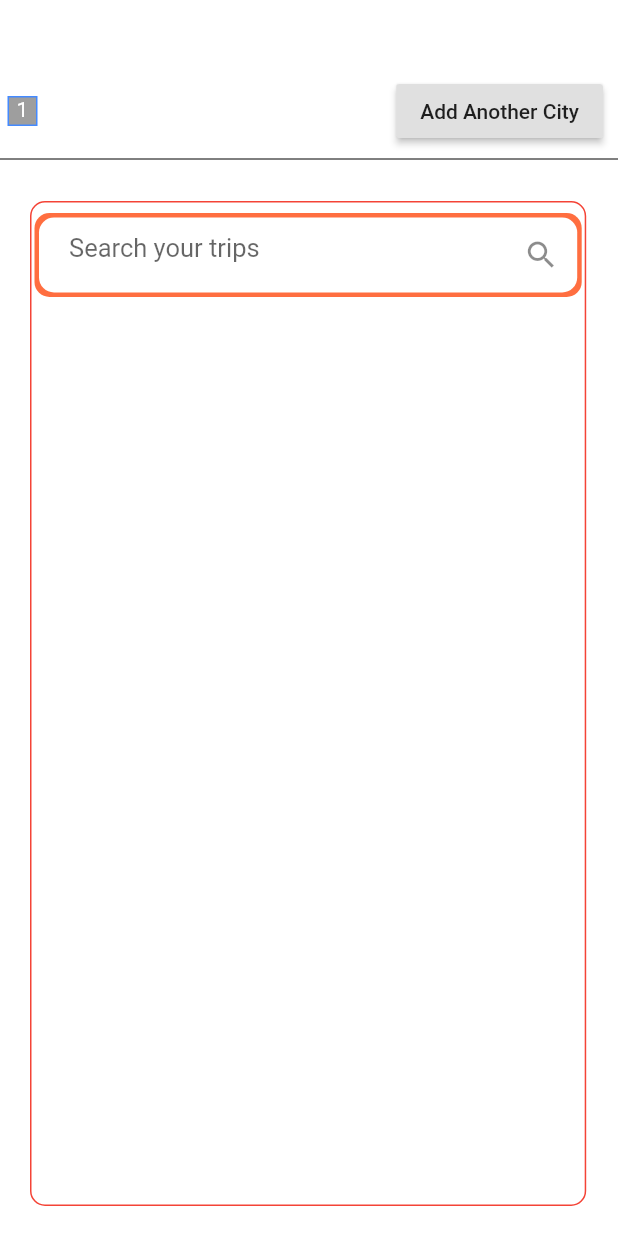
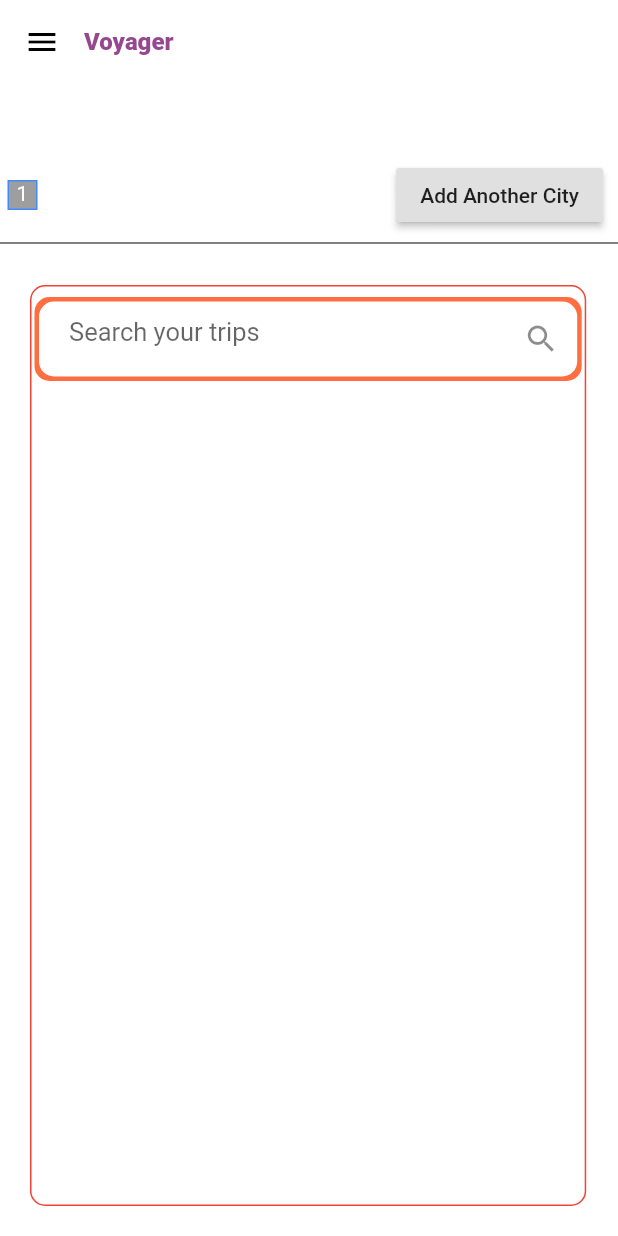
Before and after one commit to himanshup007/mobility_sqr, a Flutter app: the DashBoard screen opened by its route, on a phone screen of 412 x 824 dp. Run offline on Flutter 3.47's test engine with Material 2 defaults, Android fonts, the phone set to English and light mode, and no system bars; drawn by our look-alikes of scrollable_positioned_list; our stand-ins replace flutter_bloc, flutter_html, sizer; statements that could not run were skipped.

Commit message:
Dashboard change

```diff
--- a/lib/Dashboard/Dashboard.dart
+++ b/lib/Dashboard/Dashboard.dart
@@ -1,4 +1,5 @@
 import 'package:flutter/material.dart';
+import 'package:mobility_sqr/Constants/AppConstants.dart';
 import 'package:mobility_sqr/Dashboard/ModelClasses/ModelClass.dart';
 import 'package:mobility_sqr/Dashboard/ModelClasses/showHide.dart';
 import 'package:scrollable_positioned_list/scrollable_positioned_list.dart';
@@ -89,6 +90,114 @@ class _DashBoardState extends State<DashBoard> {
   @override
   Widget build(BuildContext context) {
     return Scaffold(
+      appBar: AppBar(
+        backgroundColor: Colors.white10,
+        elevation: 0,
+        titleSpacing: 0.0,
+        title:
+        Text("Voyager", style: TextStyle(color: AppConstants.APP_THEME_COLOR, fontSize: 16,fontWeight: FontWeight.w800)),
+        centerTitle: false,
+        iconTheme: IconThemeData(color: Colors.black),
+
+      ),
+
+      drawer: Drawer(
+        elevation: 16.0,
+        child: Column(
+          children: <Widget>[
+            UserAccountsDrawerHeader(
+              accountEmail: Text("xyz@gmail.com"),
+              currentAccountPicture: CircleAvatar(
+                backgroundColor: Colors.white,
+                child: Text("xyz"),
+              ),
+              otherAccountsPictures: <Widget>[
+                // CircleAvatar(
+                //   backgroundColor: Colors.white,
+                //   child: Text("abc"),
+                // )
+              ],
+            ),
+            ListTile(
+              leading: ImageIcon( AssetImage("assets/images/myprofile_sidemenu_icon.png"),
+                color: AppConstants.APP_THEME_COLOR,
+              ),
+              title: Text('My Profile'),
+            ),
+            Divider(
+              height: 0.1,
+            ),
+            ListTile(
+              leading: ImageIcon( AssetImage("assets/images/biometric-thumb.png"),
+                color: AppConstants.APP_THEME_COLOR,
+              ),
+              title: Text('Fingerprint Authentication'),
+            ),
+            ListTile(
+              leading: ImageIcon( AssetImage("assets/images/change_password_sidemenu_icon.png"),
+                color: AppConstants.APP_THEME_COLOR,
+              ),
+              title: Text('Change Password'),
+            ),
+            ListTile(
+              leading: ImageIcon( AssetImage("assets/images/logout_sidemenu_icon.png"),
+                color: AppConstants.APP_THEME_COLOR,
+              ),
+              title: Text('Logout'),
+            )
+          ],
+        ),
+      ),
+
+
+      // drawer: Drawer(
+      //   child: ListView(
+      //     padding: EdgeInsets.zero,
+      //     children: const <Widget>[
+      //       DrawerHeader(
+      //         // decoration: BoxDecoration(
+      //         //   color: Colors.white38,
+      //         // ),
+      //         // child: Text(
+      //         //
+      //         //   'Drawer Header',
+      //         //   style: TextStyle(
+      //         //     color: Colors.black45,
+      //         //     fontSize: 24,
+      //         //    ),
+      //         // ),
+      //
+      //
+      //
+      //       ),
+      //       ListTile(
+      //         leading: ImageIcon( AssetImage("assets/images/myprofile_sidemenu_icon.png"),
+      //           color: AppConstants.APP_THEME_COLOR,
+      //           ),
+      //          title: Text('My Profile'),
+      //
+      //       ),
+      //       ListTile(
+      //         leading: ImageIcon( AssetImage("assets/images/biometric-thumb.png"),
+      //           color: AppConstants.APP_THEME_COLOR,
+      //           ),
+      //         title: Text('Fingerprint Authentication'),
+      //        ),
+      //       ListTile(
+      //         leading: ImageIcon( AssetImage("assets/images/change_password_sidemenu_icon.png"),
+      //           color: AppConstants.APP_THEME_COLOR,
+      //         ),
+      //         title: Text('Change Password'),
+      //       ),
+      //       ListTile(
+      //         leading: ImageIcon( AssetImage("assets/images/logout_sidemenu_icon.png"),
+      //           color: AppConstants.APP_THEME_COLOR,
+      //         ),
+      //         title: Text('Logout'),
+      //       ),
+      //     ],
+      //   ),
+      // ),
       backgroundColor: Colors.white,
       body: Column(
         children: [
--- a/lib/Widgets/ToastCustom.dart
+++ b/lib/Widgets/ToastCustom.dart
@@ -2,7 +2,7 @@
 import 'package:flutter/material.dart';
 
 void showDefaultSnackbar(BuildContext context,String msg) {
-  ScaffoldMessenger.of(context).showSnackBar(
+  Scaffold.of(context).showSnackBar(
     SnackBar(
       content: Text('$msg'),
       action: SnackBarAction(
```
Also changed, not shown: pubspec.lock.
